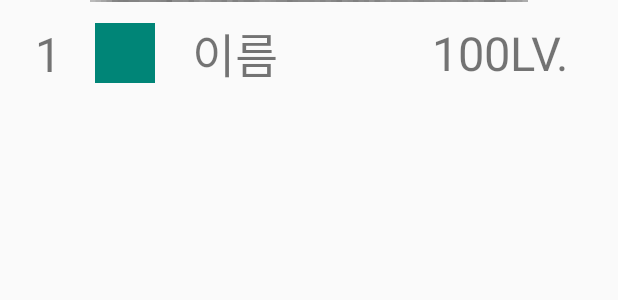
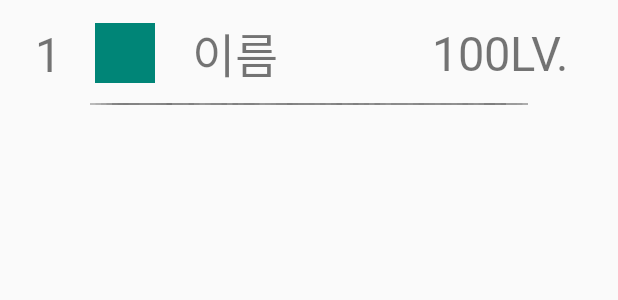
Before and after one commit to notmyfault02/Android, an Android app: the layout item_ranking.xml on its own in the app's theme, with its tools: preview values and no code run, on a phone screen of 412 x 824 dp. Shown: the top 300 px of the screen. Run offline under Robolectric (Android 15) with nearby library versions, the phone set to English and light mode, and no system bars.

Commit message:
Update Font

```diff
--- a/app/src/main/res/layout/item_ranking.xml
+++ b/app/src/main/res/layout/item_ranking.xml
@@ -10,7 +10,7 @@
         android:id="@+id/rank_num_tv"
         android:layout_width="wrap_content"
         android:layout_height="wrap_content"
-        android:fontFamily="@font/hyeuma"
+        android:fontFamily="@font/hufather120"
         android:text="1"
         android:textSize="31sp"
         app:layout_constraintBottom_toBottomOf="parent"
@@ -39,7 +39,7 @@
         android:layout_marginStart="8dp"
         android:layout_marginTop="8dp"
         android:layout_marginBottom="8dp"
-        android:fontFamily="font/HUFather120"
+        android:fontFamily="@font/hufather120"
         android:text="이름"
         android:textSize="31sp"
         app:layout_constraintBottom_toBottomOf="parent"
@@ -50,22 +50,25 @@
         app:layout_constraintVertical_bias="0.647" />
 
     <TextView
+        android:id="@+id/rank_lv_tv"
         android:layout_width="wrap_content"
         android:layout_height="wrap_content"
         android:text="100"
         android:textSize="31sp"
+        android:fontFamily="@font/hufather120"
         app:layout_constraintBottom_toBottomOf="parent"
-        app:layout_constraintEnd_toStartOf="@+id/textView3"
+        app:layout_constraintEnd_toStartOf="@+id/textView1"
         app:layout_constraintHorizontal_bias="1.0"
         app:layout_constraintStart_toEndOf="@+id/rank_name_tv"
         app:layout_constraintTop_toTopOf="parent" />
 
     <TextView
-        android:id="@+id/textView3"
+        android:id="@+id/textView1"
         android:layout_width="wrap_content"
         android:layout_height="wrap_content"
         android:text="LV."
         android:textSize="31sp"
+        android:fontFamily="@font/hufather120"
         app:layout_constraintBottom_toBottomOf="parent"
         app:layout_constraintEnd_toEndOf="parent"
         app:layout_constraintHorizontal_bias="0.91"
@@ -73,12 +76,13 @@
         app:layout_constraintTop_toTopOf="parent" />
 
     <ImageView
-        android:layout_width="wrap_content"
+        android:id="@+id/imageView11"
+        android:layout_width="0dp"
         android:layout_height="wrap_content"
-        android:src="@drawable/lanking_friends_underline"
+        app:layout_constraintBottom_toBottomOf="parent"
         app:layout_constraintEnd_toEndOf="parent"
         app:layout_constraintStart_toStartOf="parent"
-        tools:layout_editor_absoluteY="67dp" />
+        app:srcCompat="@drawable/lanking_friends_underline" />
 
 
 </android.support.constraint.ConstraintLayout>
```
